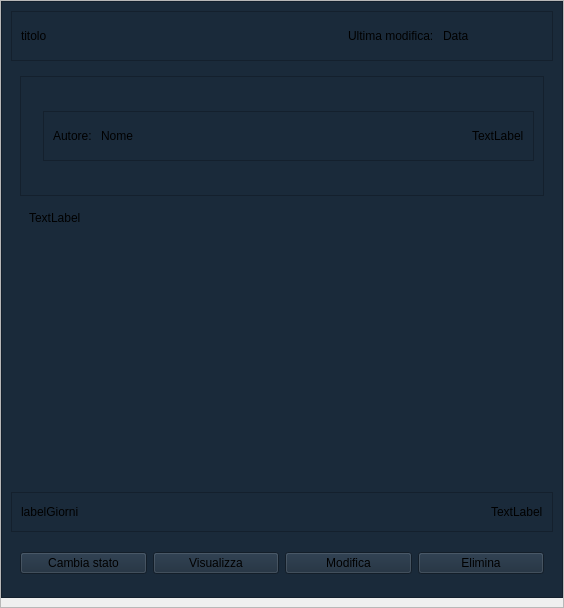
First picture: the form in Notebox/cardWidget.ui, repository kendxn/NoteBox-Programmazone-a-Oggetti, before the edit.
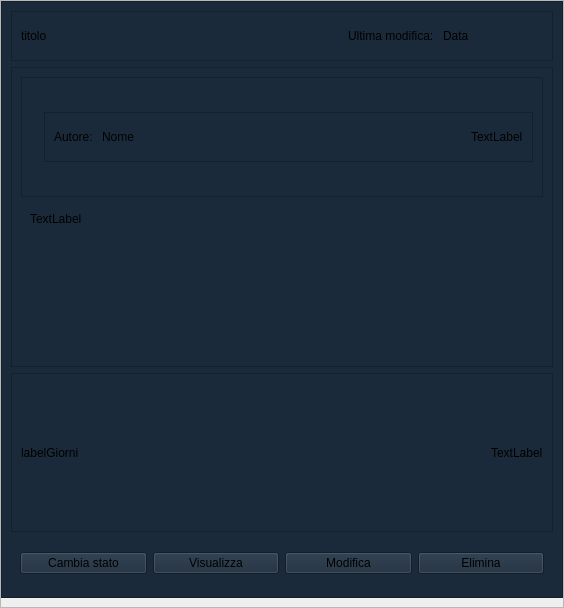
Second picture: the form after the edit.

The edit to the form file:
```diff
--- a/Notebox/cardWidget.ui
+++ b/Notebox/cardWidget.ui
@@ -67,7 +67,7 @@
         <property name="minimumSize">
          <size>
           <width>0</width>
-          <height>100</height>
+          <height>500</height>
          </size>
         </property>
         <property name="styleSheet">
@@ -88,6 +88,12 @@
              <height>50</height>
             </size>
            </property>
+           <property name="maximumSize">
+            <size>
+             <width>16777215</width>
+             <height>50</height>
+            </size>
+           </property>
            <property name="frameShape">
             <enum>QFrame::Shape::StyledPanel</enum>
            </property>
@@ -145,27 +151,22 @@
           </widget>
          </item>
          <item>
-          <widget class="QScrollArea" name="scrollArea">
-           <property name="styleSheet">
-            <string notr="true">#scrollArea {
-border: none;
-}</string>
-           </property>
-           <property name="widgetResizable">
-            <bool>true</bool>
-           </property>
-           <widget class="QWidget" name="scrollAreaWidgetContents">
-            <property name="geometry">
-             <rect>
-              <x>0</x>
-              <y>0</y>
-              <width>542</width>
-              <height>419</height>
-             </rect>
-            </property>
-            <layout class="QVBoxLayout" name="verticalLayout_2">
-             <item>
               <widget class="QFrame" name="frame_3">
+           <property name="maximumSize">
+            <size>
+             <width>16777215</width>
+             <height>300</height>
+            </size>
+           </property>
+           <property name="frameShape">
+            <enum>QFrame::Shape::StyledPanel</enum>
+           </property>
+           <property name="frameShadow">
+            <enum>QFrame::Shadow::Raised</enum>
+           </property>
+           <layout class="QVBoxLayout" name="verticalLayout_2">
+            <item>
+             <widget class="QFrame" name="frame_5">
                <property name="frameShape">
                 <enum>QFrame::Shape::StyledPanel</enum>
                </property>
@@ -190,7 +191,7 @@
                  </widget>
                 </item>
                 <item>
-                 <widget class="QFrame" name="frame_5">
+                <widget class="QFrame" name="frame_6">
                   <property name="maximumSize">
                    <size>
                     <width>16777215</width>
@@ -289,13 +290,12 @@
                <property name="sizeHint" stdset="0">
                 <size>
                  <width>20</width>
-                 <height>40</height>
+                <height>228</height>
                 </size>
                </property>
               </spacer>
              </item>
             </layout>
-           </widget>
           </widget>
          </item>
          <item>
```
Lines whose indentation alone changed are shown as unchanged.
